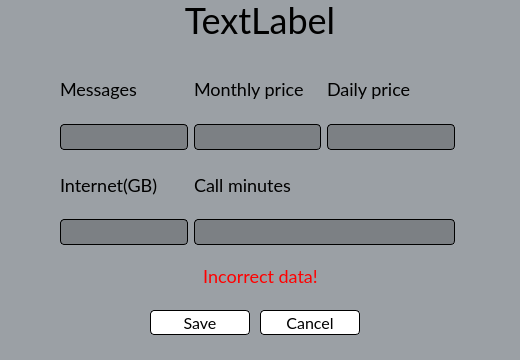
Old version of the form PhoneManagerGUI/ui/tariffeditwidget.ui in the repository tarashunchak/PhoneCompanyManager.
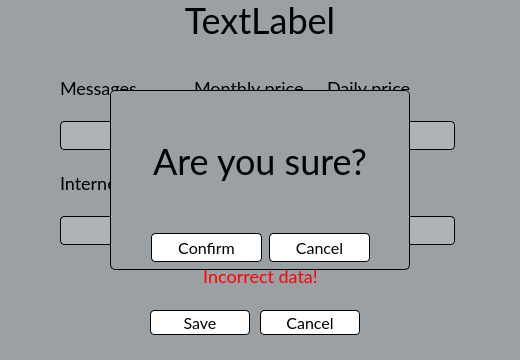
New version of the form.

The edit to the form file:
```diff
--- a/PhoneManagerGUI/ui/tariffeditwidget.ui
+++ b/PhoneManagerGUI/ui/tariffeditwidget.ui
@@ -111,10 +111,10 @@
       <item>
        <widget class="QLineEdit" name="messages_lineEdit">
         <property name="styleSheet">
-         <string notr="true">background-color:rgba(0, 0, 0, 0.2);
+         <string notr="true">background-color:rgba(255, 255, 255, 0.2);
 color:black;
-font-family:Lato, Consolas;
-font-size:18px;
+font-family:Lato, Arial, Consolas;
+font-size:20px;
 border-radius:4px;
 border:1px solid black;
 padding-left:4px;</string>
@@ -135,10 +135,10 @@
       <item>
        <widget class="QLineEdit" name="daily_price_lineEdit">
         <property name="styleSheet">
-         <string notr="true">background-color:rgba(0, 0, 0, 0.2);
+         <string notr="true">background-color:rgba(255, 255, 255, 0.2);
 color:black;
-font-family:Lato, Consolas;
-font-size:18px;
+font-family:Lato, Arial, Consolas;
+font-size:20px;
 border-radius:4px;
 border:1px solid black;
 padding-left:4px;</string>
@@ -159,10 +159,10 @@
       <item>
        <widget class="QLineEdit" name="internet_lineEdit">
         <property name="styleSheet">
-         <string notr="true">background-color:rgba(0, 0, 0, 0.2);
+         <string notr="true">background-color:rgba(255, 255, 255, 0.2);
 color:black;
-font-family:Lato, Consolas;
-font-size:18px;
+font-family:Lato, Arial, Consolas;
+font-size:20px;
 border-radius:4px;
 border:1px solid black;
 padding-left:4px;</string>
@@ -183,10 +183,10 @@
       <item>
        <widget class="QLineEdit" name="call_minutes_lineEdit">
         <property name="styleSheet">
-         <string notr="true">background-color:rgba(0, 0, 0, 0.2);
+         <string notr="true">background-color:rgba(255, 255, 255, 0.2);
 color:black;
-font-family:Lato, Consolas;
-font-size:18px;
+font-family:Lato, Arial, Consolas;
+font-size:20px;
 border-radius:4px;
 border:1px solid black;
 padding-left:4px;</string>
@@ -207,10 +207,10 @@
       <item>
        <widget class="QLineEdit" name="monthly_price_lineEdit">
         <property name="styleSheet">
-         <string notr="true">background-color:rgba(0, 0, 0, 0.2);
+         <string notr="true">background-color:rgba(255, 255, 255, 0.2);
 color:black;
-font-family:Lato, Consolas;
-font-size:18px;
+font-family:Lato, Arial, Consolas;
+font-size:20px;
 border-radius:4px;
 border:1px solid black;
 padding-left:4px;</string>
@@ -244,6 +244,109 @@
     <set>Qt::AlignmentFlag::AlignCenter</set>
    </property>
   </widget>
+  <widget class="QPushButton" name="delete_tariff_btn">
+   <property name="geometry">
+    <rect>
+     <x>460</x>
+     <y>20</y>
+     <width>40</width>
+     <height>40</height>
+    </rect>
+   </property>
+   <property name="styleSheet">
+    <string notr="true">border:none;
+border-radius:4px;</string>
+   </property>
+   <property name="text">
+    <string/>
+   </property>
+   <property name="iconSize">
+    <size>
+     <width>80</width>
+     <height>80</height>
+    </size>
+   </property>
+  </widget>
+  <widget class="QWidget" name="delete_tariff_widget" native="true">
+   <property name="geometry">
+    <rect>
+     <x>110</x>
+     <y>90</y>
+     <width>300</width>
+     <height>180</height>
+    </rect>
+   </property>
+   <property name="styleSheet">
+    <string notr="true">background-color:rgb(155,160, 165);
+color:black;
+font-family:Lato, Arial, Consolas;
+border:1px solid black;
+border-radius:5px;</string>
+   </property>
+   <widget class="QLabel" name="label_6">
+    <property name="geometry">
+     <rect>
+      <x>1</x>
+      <y>1</y>
+      <width>298</width>
+      <height>139</height>
+     </rect>
+    </property>
+    <property name="styleSheet">
+     <string notr="true">border:none;
+font-size:36px;
+border-radius:4px;</string>
+    </property>
+    <property name="text">
+     <string>Are you sure?</string>
+    </property>
+    <property name="alignment">
+     <set>Qt::AlignmentFlag::AlignCenter</set>
+    </property>
+   </widget>
+   <widget class="QPushButton" name="confirm_btn">
+    <property name="geometry">
+     <rect>
+      <x>41</x>
+      <y>143</y>
+      <width>111</width>
+      <height>29</height>
+     </rect>
+    </property>
+    <property name="styleSheet">
+     <string notr="true">background-color:white;
+font-size:16px;
+border:1px solid black;
+padding-top:5px;
+padding-bottom:5px;
+border-radius:4px;</string>
+    </property>
+    <property name="text">
+     <string>Confirm</string>
+    </property>
+   </widget>
+   <widget class="QPushButton" name="cancel_btn">
+    <property name="geometry">
+     <rect>
+      <x>159</x>
+      <y>143</y>
+      <width>101</width>
+      <height>29</height>
+     </rect>
+    </property>
+    <property name="styleSheet">
+     <string notr="true">background-color:white;
+font-size:16px;
+border:1px solid black;
+padding-top:5px;
+padding-bottom:5px;
+border-radius:4px;</string>
+    </property>
+    <property name="text">
+     <string>Cancel</string>
+    </property>
+   </widget>
+  </widget>
  </widget>
  <resources/>
  <connections/>
```
